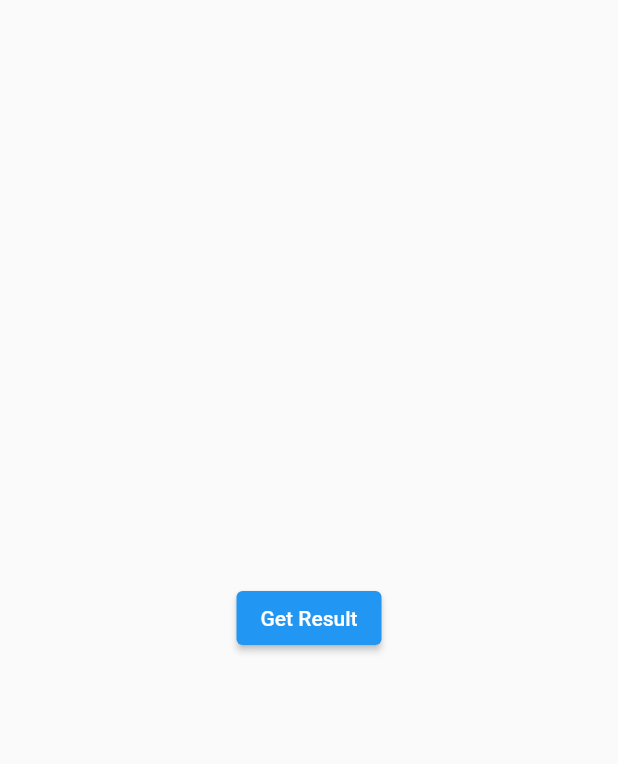
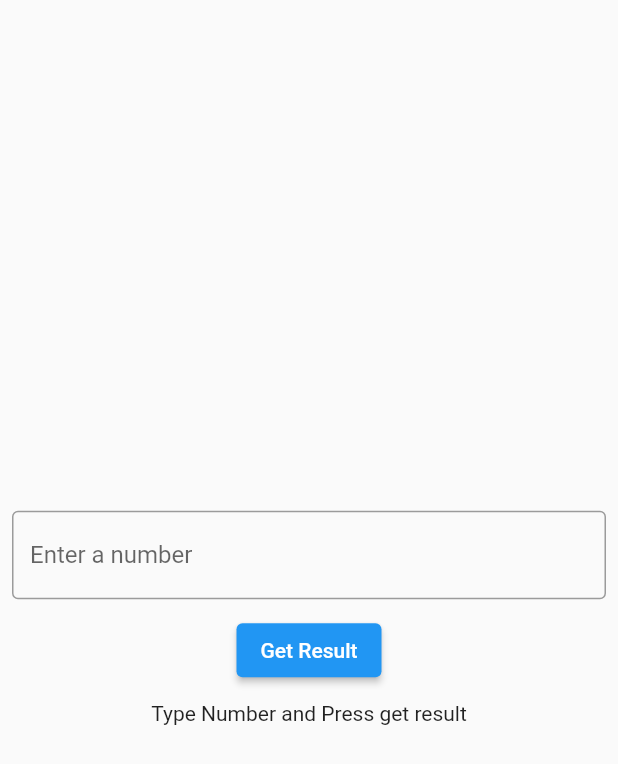
Before and after one commit to m-vishnuraj/Flutter_Web_Services, a Flutter app: the screen it shows after launch, after a tap on "Get Result", on a phone screen of 412 x 824 dp. Shown: the top 764 px of the screen. Run offline on Flutter 3.47's test engine with Material 2 defaults, Android fonts, the phone set to English and light mode, and no system bars; network calls fail.

Commit message:
production completed

```diff
--- a/lib/apis.dart
+++ b/lib/apis.dart
@@ -1,6 +1,12 @@
+import 'dart:convert';
+
 import 'package:http/http.dart' as http;
+import 'package:http_sample/number_fact_resp/number_fact_resp.dart';
 
-Future<void> getNumberFact({required int number}) async {
-  final response = await http.get(Uri.parse('http://numbersapi.com/19?json'));
-  print(response.body);
+Future<NumberFactResp> getNumberFact({required String number}) async {
+  final response =
+      await http.get(Uri.parse('http://numbersapi.com/$number?json'));
+  final bodyAsJson = jsonDecode(response.body) as Map<String, dynamic>;
+  final data = NumberFactResp.fromJson(bodyAsJson);
+  return data;
 }
--- a/lib/main.dart
+++ b/lib/main.dart
@@ -20,18 +20,59 @@ class MyApp extends StatelessWidget {
   }
 }
 
-class ScreenHome extends StatelessWidget {
+class ScreenHome extends StatefulWidget {
   const ScreenHome({super.key});
+
+  @override
+  State<ScreenHome> createState() => _ScreenHomeState();
+}
+
+class _ScreenHomeState extends State<ScreenHome> {
+  final numberInputController = TextEditingController();
+
+  String resultText = 'Type Number and Press get result';
 
   @override
   Widget build(BuildContext context) {
     return Scaffold(
-      body: Center(
-        child: ElevatedButton(
-          onPressed: () {
-            getNumberFact(number: 19);
-          },
-          child: const Text('Get Result'),
+      body: SafeArea(
+        child: Padding(
+          padding: const EdgeInsets.all(8.0),
+          child: Column(
+            mainAxisAlignment: MainAxisAlignment.center,
+            children: [
+              TextFormField(
+                controller: numberInputController,
+                keyboardType: TextInputType.number,
+                decoration: const InputDecoration(
+                  border: OutlineInputBorder(),
+                  hintText: 'Enter a number',
+                ),
+              ),
+              const SizedBox(
+                height: 10,
+              ),
+              ElevatedButton(
+                onPressed: () async {
+                  final number = numberInputController.text;
+                  final result = await getNumberFact(number: number);
+                  print(result.text);
+                  setState(() {
+                    resultText = result.text ?? 'No result';
+                  });
+                  // if (number.isNotEmpty) {
+
+                  // }
+                  // return;
+                },
+                child: const Text('Get Result'),
+              ),
+              const SizedBox(
+                height: 10,
+              ),
+              Text(resultText),
+            ],
+          ),
         ),
       ),
     );
--- /dev/null
+++ b/lib/number_fact_resp/number_fact_resp.dart
@@ -0,0 +1,28 @@
+import 'package:json_annotation/json_annotation.dart';
+
+part 'number_fact_resp.g.dart';
+
+@JsonSerializable()
+class NumberFactResp {
+  @JsonKey(name: 'text')
+  String? text;
+  @JsonKey(name: 'number')
+  int? number;
+  @JsonKey(name: 'found')
+  bool? found;
+  @JsonKey(name: 'type')
+  String? type;
+
+  NumberFactResp({
+    this.text,
+    this.number,
+    this.found,
+    this.type,
+  });
+
+  factory NumberFactResp.fromJson(Map<String, dynamic> json) {
+    return _$NumberFactRespFromJson(json);
+  }
+
+  Map<String, dynamic> toJson() => _$NumberFactRespToJson(this);
+}
--- a/pubspec.yaml
+++ b/pubspec.yaml
@@ -37,6 +37,9 @@ dependencies:
   # Use with the CupertinoIcons class for iOS style icons.
   cupertino_icons: ^1.0.2
   http: 0.13.4
+  json_annotation: 4.7.0
+  json_serializable: 6.5.0
+  build_runner: 2.2.1
 
 dev_dependencies:
   flutter_test:
```
Also changed, not shown: lib/number_fact_resp/number_fact_resp.g.dart (added), pubspec.lock.
